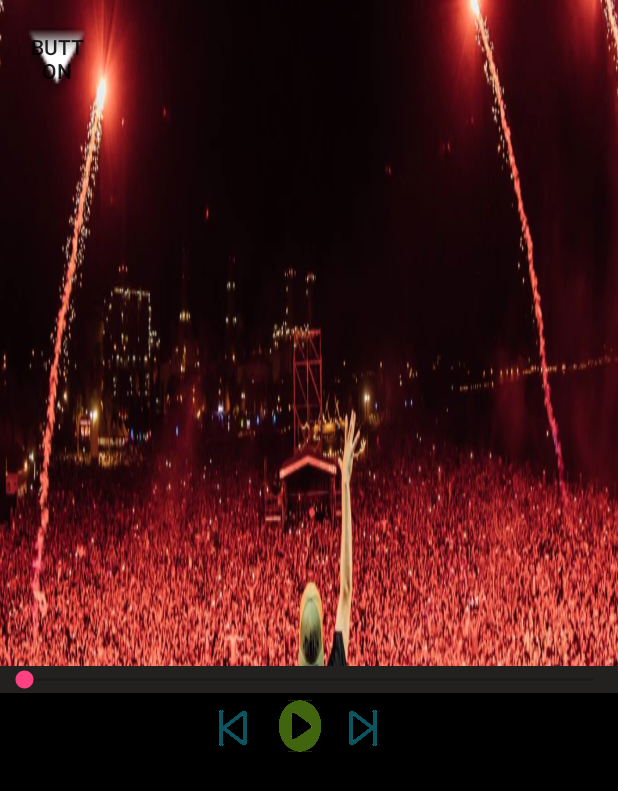
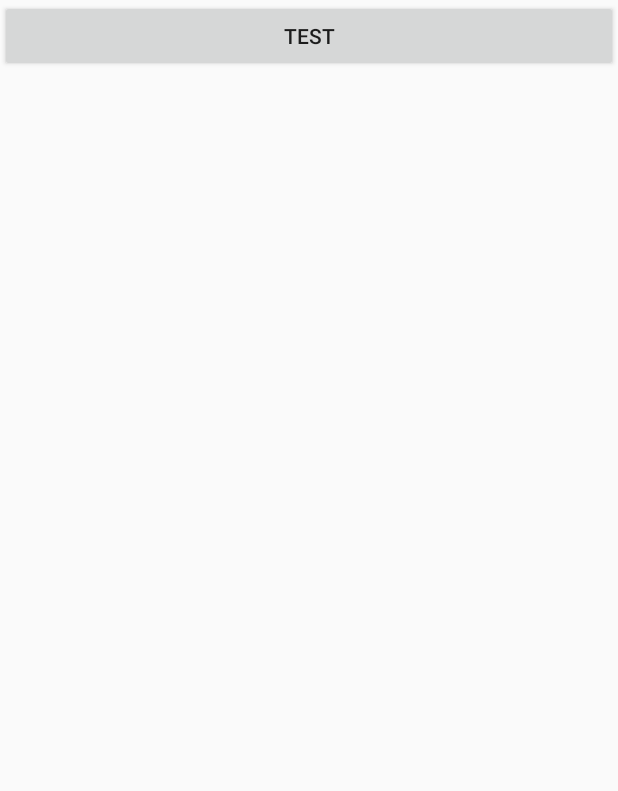
Before and after one commit to DheerajMandal/Music_player, an Android app: the screen it shows after launch (MainActivity before the commit, starup_screen after it), on a phone screen of 412 x 824 dp. Shown: the top 791 px of the screen. Run offline under Robolectric (Android 15) with nearby library versions, the phone set to English and light mode, and no system bars.

Commit message:
1st phase

```diff
--- /dev/null
+++ b/app/src/main/java/patia/silicon/com/music_player/starup_screen.java
@@ -0,0 +1,22 @@
+package patia.silicon.com.music_player;
+
+import android.content.Intent;
+import android.support.v7.app.AppCompatActivity;
+import android.os.Bundle;
+import android.view.View;
+
+public class starup_screen extends AppCompatActivity {
+
+    @Override
+    protected void onCreate(Bundle savedInstanceState) {
+        super.onCreate(savedInstanceState);
+        setContentView(R.layout.activity_starup_screen);
+
+    }
+
+    public void check(View view) {
+        Intent intent=new Intent(starup_screen.this,MainActivity.class);
+        startActivity(intent);
+
+    }
+}
--- /dev/null
+++ b/app/src/main/res/layout/activity_starup_screen.xml
@@ -0,0 +1,15 @@
+<?xml version="1.0" encoding="utf-8"?>
+<RelativeLayout xmlns:android="http://schemas.android.com/apk/res/android"
+    xmlns:app="http://schemas.android.com/apk/res-auto"
+    xmlns:tools="http://schemas.android.com/tools"
+    android:layout_width="match_parent"
+    android:layout_height="match_parent"
+    tools:context="patia.silicon.com.music_player.starup_screen">
+
+
+    <Button
+        android:onClick="check"
+        android:text="test"
+        android:layout_width="match_parent"
+        android:layout_height="wrap_content" />
+</RelativeLayout>
```
Also changed, not shown: app/src/main/AndroidManifest.xml (+8 -1 lines), app/src/main/java/patia/silicon/com/music_player/MainActivity.java (+15 -2 lines), app/src/main/res/layout/activity_main.xml (+13 -3 lines), app/src/main/res/layout/music_front_page.xml (added, +14 -0 lines), 1 other file.
